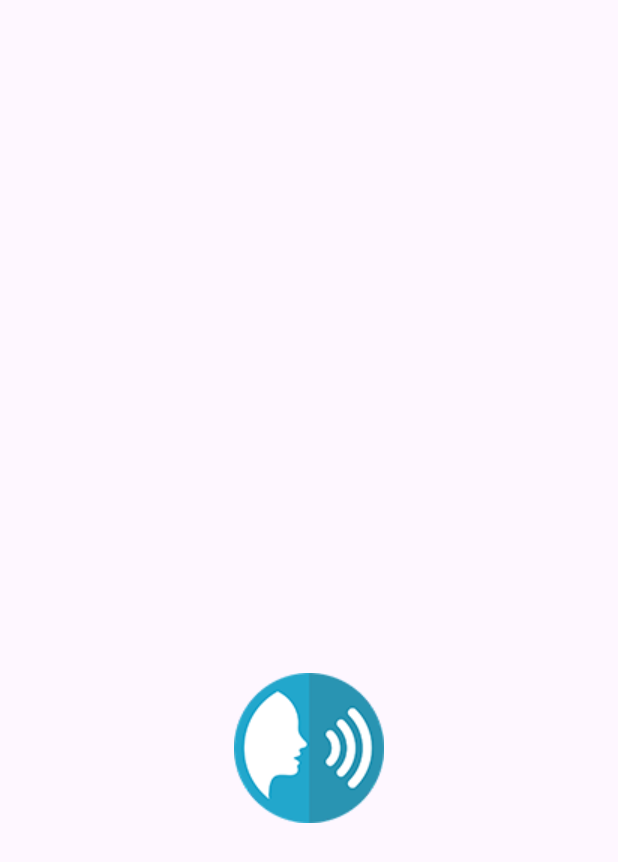
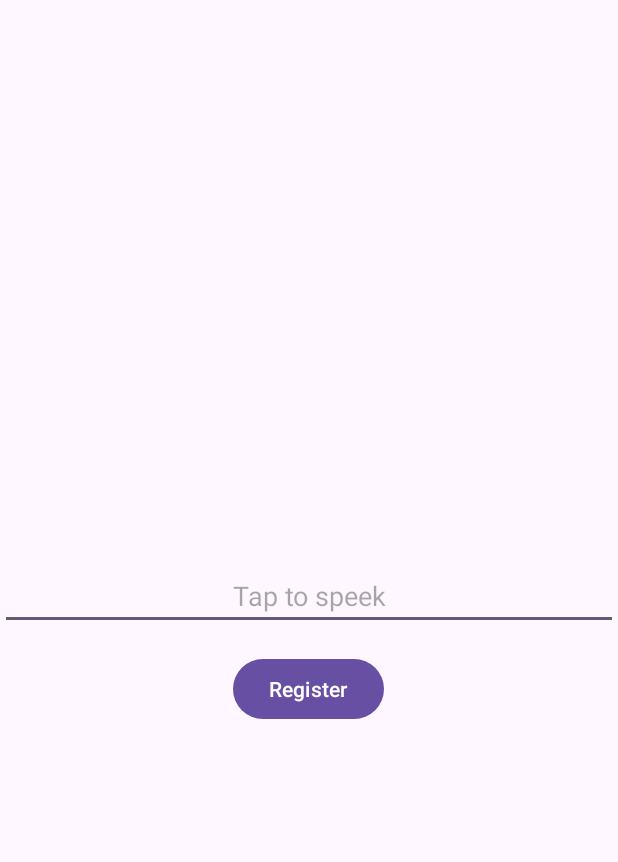
Before and after one commit to DuduK19/PMR_Project, an Android app: the screen it shows after launch (MainActivity), on a phone screen of 412 x 824 dp. Shown: the top 862 px of the screen. Run offline under Robolectric (Android 15) with nearby library versions, the phone set to English and light mode, and no system bars.

```diff
--- a/app/src/main/AndroidManifest.xml
+++ b/app/src/main/AndroidManifest.xml
@@ -2,6 +2,7 @@
 <manifest xmlns:android="http://schemas.android.com/apk/res/android"
     xmlns:tools="http://schemas.android.com/tools">
 
+    <uses-permission android:name="android.permission.RECORD_AUDIO" />
     <application
         android:allowBackup="true"
         android:dataExtractionRules="@xml/data_extraction_rules"
--- a/app/src/main/java/com/example/myapplication/game/Player.kt
+++ b/app/src/main/java/com/example/myapplication/game/Player.kt
@@ -27,14 +27,14 @@ class Player(var main:MutableList<String> = mutableListOf(), var value:Int = 0,
     fun setCheatScore(decision:String, i:Int){
         setValue()
         when (decision) {
-            "je prends" -> {
+            "prendre" -> {
                 nbChoix += 1
                 when{
                     (i>=5 && value>14) -> cheatScore = (cheatScore * (nbChoix - 1) + 1) / nbChoix
                     (i<5 && value>14) -> cheatScore = (cheatScore * (nbChoix - 1)) / nbChoix
                 }
             }
-            "je passe" -> {
+            "passer" -> {
                 nbChoix += 1
                 when{
                     (i>=-5 && value<=14) -> cheatScore = (cheatScore * (nbChoix - 1)) / nbChoix
--- a/app/src/main/res/layout/activity_main.xml
+++ b/app/src/main/res/layout/activity_main.xml
@@ -4,56 +4,31 @@
     android:layout_width="match_parent"
     android:layout_height="match_parent"
     android:gravity="center"
+    android:layout_gravity="center"
     android:orientation="vertical"
     tools:context=".MainActivity">
 
+
     <TextView
-        android:id="@+id/idPlayer"
+        android:id="@+id/command"
+        android:layout_width="match_parent"
+        android:layout_height="wrap_content"
+        android:layout_marginBottom="15dp"
+        android:textAlignment="center"/>
+
+
+    <EditText
+        android:id="@+id/text"
+        android:layout_width="match_parent"
+        android:layout_height="wrap_content"
+        android:hint="Tap to speek"
+        android:layout_marginBottom="15dp"
+        android:textAlignment="center"/>
+    <Button
+        android:id="@+id/btnRegister"
         android:layout_width="wrap_content"
         android:layout_height="wrap_content"
-        android:layout_marginBottom="10dp"
-        android:text=""
-        android:textSize="18sp" />
-
-    <TextView
-        android:id="@+id/mainPlayer"
-        android:layout_width="wrap_content"
-        android:layout_height="wrap_content"
-        android:layout_marginBottom="10dp"
-        android:text=""
-        android:textSize="18sp" />
-
-    <TextView
-        android:id="@+id/cheatScorePlayer"
-        android:layout_width="wrap_content"
-        android:layout_height="wrap_content"
-        android:layout_marginBottom="10dp"
-        android:text=""
-        android:textSize="18sp" />
-
-    <TextView
-        android:id="@+id/nbChoixPlayer"
-        android:layout_width="wrap_content"
-        android:layout_height="wrap_content"
-        android:layout_marginBottom="10dp"
-        android:text=""
-        android:textSize="18sp" />
-
-
-
-    <TextView
-        android:id="@+id/tvText"
-        android:layout_width="wrap_content"
-        android:layout_height="wrap_content"
-        android:layout_marginBottom="10dp"
-        android:text=""
-        android:textSize="18sp" />
-
-    <ImageButton
-        android:id="@+id/btnSpeak"
-        android:layout_width="wrap_content"
-        android:layout_height="wrap_content"
-        android:background="@drawable/speak" />
+        android:text="Register" />
 
 
 </LinearLayout>
```
Also changed, not shown: app/src/main/java/com/example/myapplication/MainActivity.kt (+113 -73 lines).
